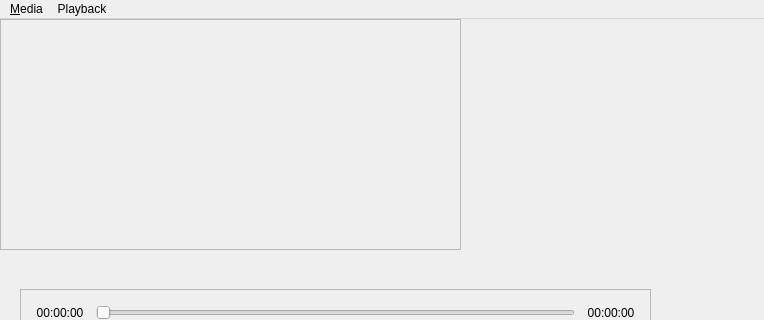
Qt form Qt_Designer_files/main.ui (kanishkarj/Rave) before a commit; both pictures show x 0 to 764 and y 0 to 320 of the 764 by 593 pixel window.
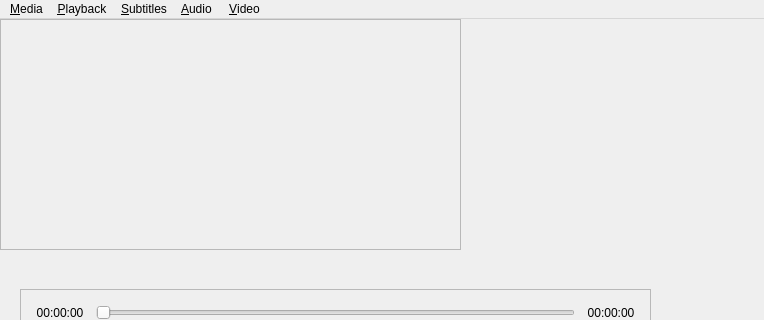
The same form after that commit. Icons and pictures are not drawn.

```diff
--- a/Qt_Designer_files/main.ui
+++ b/Qt_Designer_files/main.ui
@@ -379,7 +379,7 @@
      <x>0</x>
      <y>0</y>
      <width>764</width>
-     <height>28</height>
+     <height>19</height>
     </rect>
    </property>
    <widget class="QMenu" name="menuFile">
@@ -393,7 +393,7 @@
    </widget>
    <widget class="QMenu" name="menuPlayback">
     <property name="title">
-     <string>Playback</string>
+     <string>&amp;Playback</string>
     </property>
     <widget class="QMenu" name="menuSpeed">
      <property name="title">
@@ -408,9 +408,42 @@
     <addaction name="actionJump_Forward"/>
     <addaction name="actionJump_Backward"/>
     <addaction name="menuSpeed"/>
+    <addaction name="separator"/>
+    <addaction name="actionPlay"/>
+    <addaction name="actionPause"/>
+    <addaction name="actionStop"/>
+    <addaction name="separator"/>
+    <addaction name="actionPrevious"/>
+    <addaction name="actionNext"/>
+    <addaction name="separator"/>
+    <addaction name="actionJump_to_specific_time"/>
+   </widget>
+   <widget class="QMenu" name="menu_Subtitles">
+    <property name="title">
+     <string>&amp;Subtitles</string>
+    </property>
+    <addaction name="actionAdd_Subtitle_Track"/>
+   </widget>
+   <widget class="QMenu" name="menu_Audio">
+    <property name="title">
+     <string>&amp;Audio </string>
+    </property>
+    <addaction name="actionIncrease_Volume"/>
+    <addaction name="actionDecrease_Volume"/>
+    <addaction name="actionMute"/>
+    <addaction name="separator"/>
+   </widget>
+   <widget class="QMenu" name="menu_Video">
+    <property name="title">
+     <string>&amp;Video</string>
+    </property>
+    <addaction name="actionFullscreen"/>
    </widget>
    <addaction name="menuFile"/>
    <addaction name="menuPlayback"/>
+   <addaction name="menu_Subtitles"/>
+   <addaction name="menu_Audio"/>
+   <addaction name="menu_Video"/>
   </widget>
   <action name="actionOpen_File">
    <property name="text">
```
Left out of the diff: 88 changed lines with no effect on the pictures.
